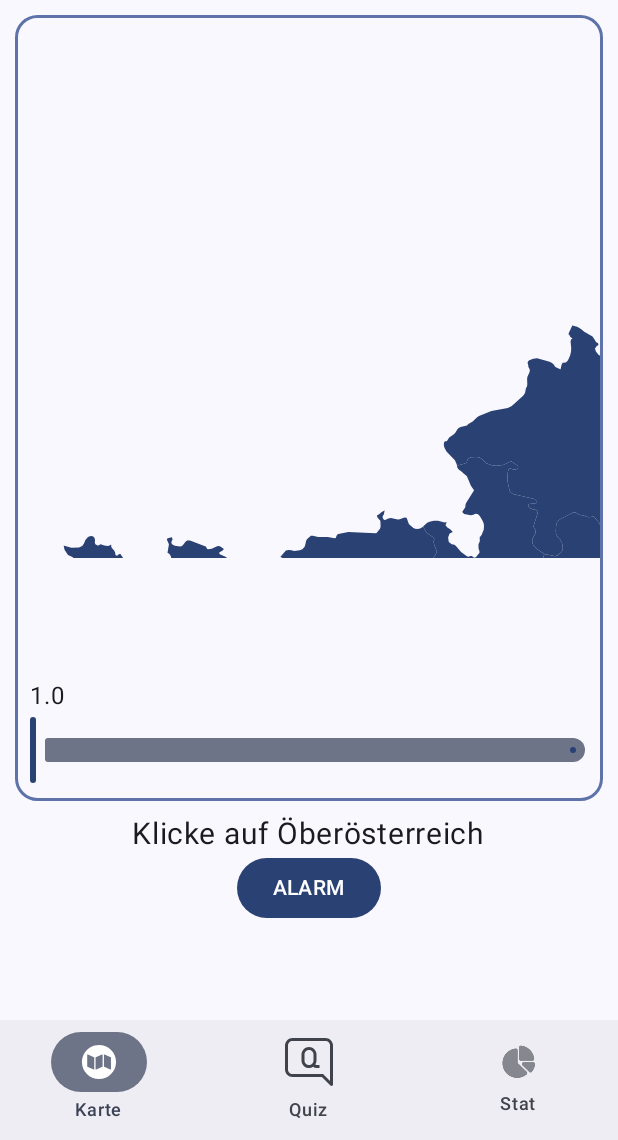
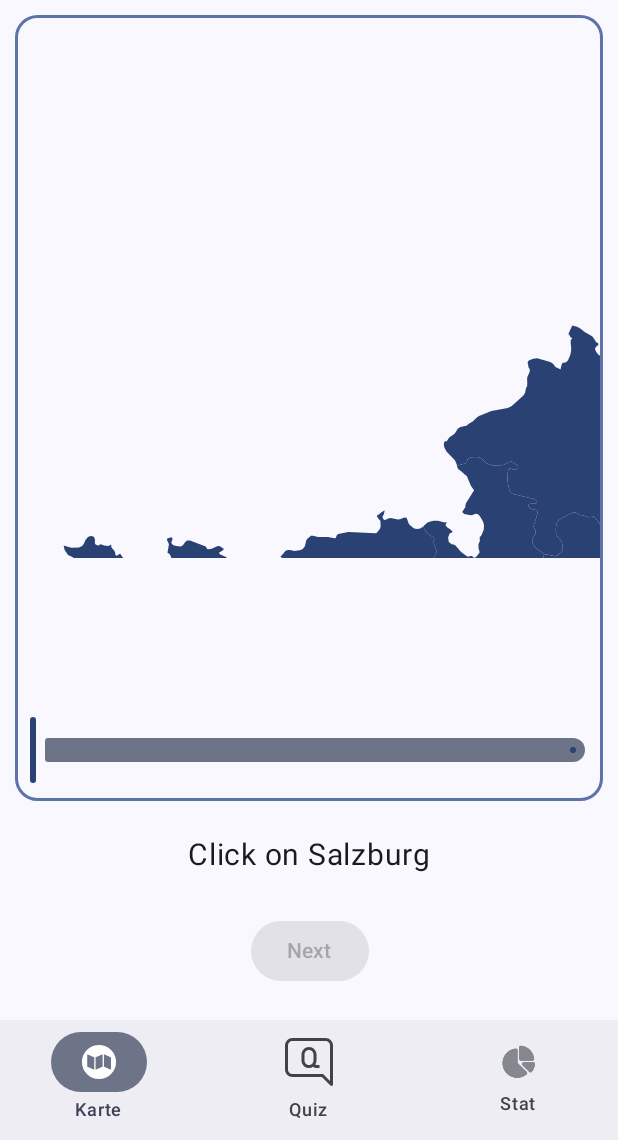
Before and after one commit to aaabdulkarim/ATQuiz, an Android app built with Jetpack Compose: the screen it shows after launch (MainActivity), on a phone screen of 412 x 824 dp, the part 96-1236 px from its top. Run offline under Robolectric (Android 15) with nearby library versions, the phone set to English and light mode, and no system bars; libraries missing offline, so code that uses them is left out: ir.ehsannarmani.compose_charts.

Commit message:
implement quiz functionality

```diff
--- a/app/src/main/java/com/example/atquiz/MainActivity.kt
+++ b/app/src/main/java/com/example/atquiz/MainActivity.kt
@@ -53,6 +53,7 @@ import com.example.atquiz.composables.FullMap
 import com.example.atquiz.composables.MultipleChoiceQuiz
 import com.example.atquiz.composables.Statistics
 import com.example.atquiz.composables.sampleStatUnitList
+import com.example.atquiz.models.AUSTRIA_PARTS
 import com.example.atquiz.screens.CardQuiz
 import com.example.atquiz.ui.theme.ATQuizTheme
 import com.example.atquiz.ui.theme.primary
@@ -125,7 +126,7 @@ fun AppNavigation(navController : NavHostController) {
             }
 
             composable("karte"){
-                CardQuiz()
+                CardQuiz(AUSTRIA_PARTS)
             }
 
             composable("quiz") {
--- a/app/src/main/java/com/example/atquiz/composables/FullMap.kt
+++ b/app/src/main/java/com/example/atquiz/composables/FullMap.kt
@@ -30,12 +30,13 @@ import androidx.compose.ui.geometry.Offset
 import androidx.compose.ui.graphics.graphicsLayer
 import androidx.compose.ui.unit.dp
 import com.example.atquiz.models.AUSTRIA_PARTS
+import com.example.atquiz.models.MapPart
 import com.example.atquiz.models.MapShape
 
 const val MAX_ZOOM = 5f
 
 @Composable
-fun PartButton(path: String, name: String, onclick: () -> Unit) {
+fun PartButton(path: String, isDisabled: Boolean ,name: String, onclick: (name: String) -> Unit) {
     Box(
         modifier = Modifier
             .fillMaxWidth()
@@ -43,9 +44,10 @@ fun PartButton(path: String, name: String, onclick: () -> Unit) {
             .clip(MapShape(path))
     ) {
         Button(
+            enabled = !isDisabled,
             onClick = {
                 Log.d(name, name)
-                onclick()
+                onclick(name)
             },
             shape = RoundedCornerShape(0.dp),
             modifier = Modifier.fillMaxSize()
@@ -57,7 +59,7 @@ fun PartButton(path: String, name: String, onclick: () -> Unit) {
 
 @SuppressLint("UnusedBoxWithConstraintsScope")
 @Composable
-fun FullMap() {
+fun FullMap(partList: List<MapPart>, buttonsDisabled: Boolean ,onclick: (name: String) -> Unit) {
     var scale by remember {
         mutableFloatStateOf(1f)
     }
@@ -65,8 +67,6 @@ fun FullMap() {
     var offset by remember {
         mutableStateOf(Offset.Zero)
     }
-
-    var sliderPosition by remember { mutableFloatStateOf(scale/5) }
 
     BoxWithConstraints(
         modifier = Modifier.fillMaxWidth().fillMaxHeight().clipToBounds()
@@ -98,17 +98,16 @@ fun FullMap() {
             contentAlignment = Alignment.Center
         ) {
             Box(modifier = Modifier.align(Alignment.Center)) {
-                for(part in AUSTRIA_PARTS) {
-                    PartButton(path = part.svgPath, name = part.name,
-                        onclick = {
-                            Log.d("AustriaMap", "Clicked on ${part.name}")
+                for(part in partList) {
+                    PartButton(path = part.svgPath, isDisabled = buttonsDisabled, name = part.name,
+                        onclick = { name ->
+                            onclick(name)
                         }
                     )
                 }
             }
         }
         Column(modifier = Modifier.align(Alignment.BottomEnd).padding(10.dp)) {
-            Text("${(scale)}")
             Slider(
                 value = (scale-1)/4,
                 onValueChange = { scale = it*4+1 }
--- a/app/src/main/java/com/example/atquiz/screens/CardQuiz.kt
+++ b/app/src/main/java/com/example/atquiz/screens/CardQuiz.kt
@@ -1,7 +1,9 @@
 package com.example.atquiz.screens
 
+import android.util.Log
 import androidx.compose.foundation.BorderStroke
 import androidx.compose.foundation.border
+import androidx.compose.foundation.layout.Arrangement
 import androidx.compose.foundation.layout.Box
 import androidx.compose.foundation.layout.Column
 import androidx.compose.foundation.layout.fillMaxHeight
@@ -11,14 +13,45 @@ import androidx.compose.material3.Button
 import androidx.compose.material3.MaterialTheme
 import androidx.compose.material3.Text
 import androidx.compose.runtime.Composable
+import androidx.compose.runtime.getValue
+import androidx.compose.runtime.mutableIntStateOf
+import androidx.compose.runtime.mutableStateOf
+import androidx.compose.runtime.remember
+import androidx.compose.runtime.setValue
 import androidx.compose.ui.Alignment
 import androidx.compose.ui.Modifier
 import androidx.compose.ui.unit.dp
 import androidx.compose.ui.unit.sp
 import com.example.atquiz.composables.FullMap
+import com.example.atquiz.models.MapPart
+import kotlin.random.Random
 
 @Composable
-fun CardQuiz() {
+fun CardQuiz(partList: List<MapPart>) {
+
+    var options by remember {
+        mutableStateOf(partList.map { it.name })
+    }
+
+    val optionsLength = partList.size
+
+    var correctCount by remember {
+        mutableIntStateOf(0)
+    }
+
+    var isCorrect by remember {
+        mutableStateOf(false)
+    }
+
+    var mapIsDisabled by remember {
+        mutableStateOf(false)
+    }
+
+    Log.e("ALARM", "ALARM")
+    var selectedOption by remember {
+        mutableStateOf(options[Random.nextInt(options.size)])
+    }
+
     Column(horizontalAlignment = Alignment.CenterHorizontally) {
         Box(
             modifier = Modifier
@@ -29,14 +62,40 @@ fun CardQuiz() {
                     shape = RoundedCornerShape(15.dp)
                 )
         ) {
-            FullMap()
+            FullMap(partList = partList, buttonsDisabled = mapIsDisabled, onclick = { name ->
+                if(name == selectedOption) {
+                    Log.e("ALARM", "ALARM")
+                    correctCount++
+                    isCorrect = true
+                    mapIsDisabled = true
+                    options = options.filter { it != name }
+                } else {
+                    isCorrect = false
+                }
+            })
         }
-        Text(text = "Klicke auf Öberösterreich", fontSize = 20.sp)
-        Button(onClick = {
+        Column(modifier = Modifier.fillMaxHeight().padding(bottom = 8.dp), verticalArrangement = Arrangement.SpaceAround, horizontalAlignment = Alignment.CenterHorizontally) {
+            if(isCorrect && options.isNotEmpty()) {
+                Text(text = "Correct!", fontSize = 20.sp)
+            } else if(!isCorrect && options.isNotEmpty()) {
+                Text(text="Click on $selectedOption", fontSize = 20.sp)
+            }
+            if(options.isEmpty()) {
+                Text(text = "You got $correctCount/$optionsLength  correct answers!")
+            }
+            Button(enabled = isCorrect && options.isNotEmpty(), onClick = {
+                if(options.isNotEmpty()) {
+                    selectedOption = options[Random.nextInt(options.size)]
+                    mapIsDisabled = false
+                }
+                Log.e("LENGTH", options.size.toString())
+                isCorrect = false
 
-        }) {
-            Text("ALARM")
+            }) {
+                Text(text = "Next")
+            }
         }
+
     }
 
 }
```
